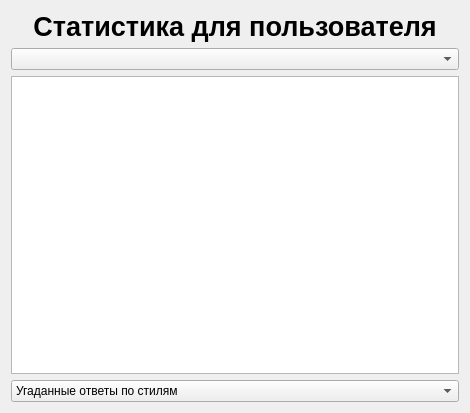
alex-eg/HCI_labs, file statisticswidget.ui: the form before one commit.
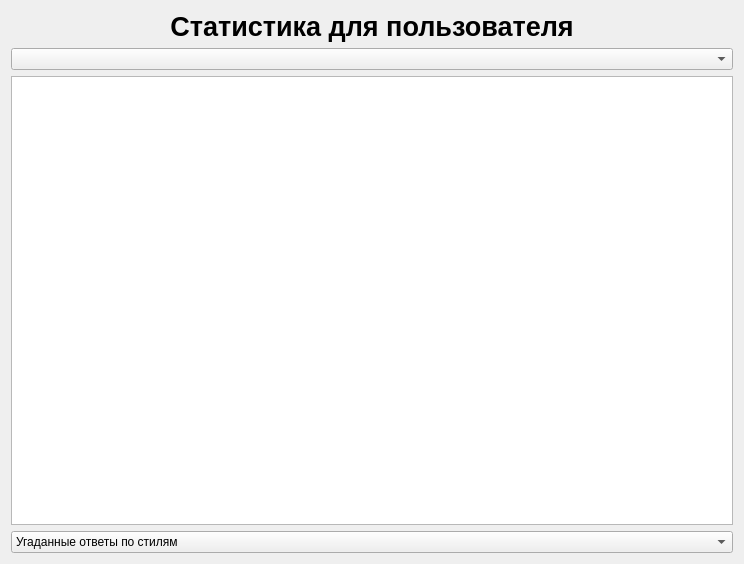
The form after the commit. Custom widgets are drawn as their Qt base class.

```diff
--- a/statisticswidget.ui
+++ b/statisticswidget.ui
@@ -6,8 +6,8 @@
    <rect>
     <x>0</x>
     <y>0</y>
-    <width>470</width>
-    <height>413</height>
+    <width>744</width>
+    <height>564</height>
    </rect>
   </property>
   <property name="windowTitle">
```
